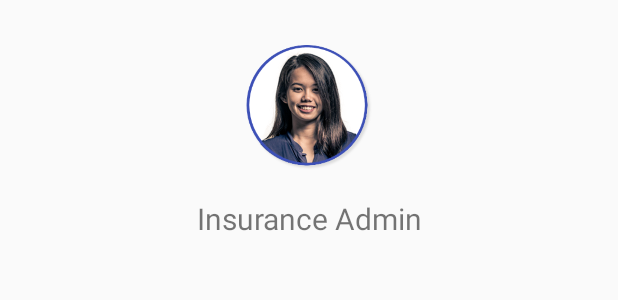
After one commit to falasenoglory/HIME, an Android app: the layout fragment_insurance_admin.xml on its own in the app's theme, with its tools: preview values and no code run, on a phone screen of 412 x 824 dp. The commit adds this screen. Shown: the top 300 px of the screen. Run offline under Robolectric (Android 15) with nearby library versions, the phone set to English and light mode, and no system bars.

Commit message:
fix errors

```diff
--- a/app/src/main/java/com/jimbofer/hime/ParseUtils/Parse_Doctor.java
+++ b/app/src/main/java/com/jimbofer/hime/ParseUtils/Parse_Doctor.java
@@ -1,10 +1,7 @@
 package com.jimbofer.hime.ParseUtils;
 
-import android.content.Intent;
 import android.util.Log;
-import android.widget.Toast;
 
-import com.jimbofer.hime.Constants;
 import com.jimbofer.hime.model.Doctor;
 import com.parse.FindCallback;
 import com.parse.ParseException;
--- a/app/src/main/java/com/jimbofer/hime/ParseUtils/Parse_Patient.java
+++ b/app/src/main/java/com/jimbofer/hime/ParseUtils/Parse_Patient.java
@@ -2,7 +2,6 @@ package com.jimbofer.hime.ParseUtils;
 
 import android.util.Log;
 
-import com.jimbofer.hime.Constants;
 import com.jimbofer.hime.model.Patient;
 import com.parse.FindCallback;
 import com.parse.ParseException;
--- a/app/src/main/java/com/jimbofer/hime/ParseUtils/Parse_Transaction.java
+++ b/app/src/main/java/com/jimbofer/hime/ParseUtils/Parse_Transaction.java
@@ -1,9 +1,7 @@
 package com.jimbofer.hime.ParseUtils;
 
 import android.util.Log;
-import android.widget.Toast;
 
-import com.jimbofer.hime.Constants;
 import com.jimbofer.hime.model.Transaction;
 import com.parse.FindCallback;
 import com.parse.ParseException;
--- a/app/src/main/java/com/jimbofer/hime/home/LoginActivity.java
+++ b/app/src/main/java/com/jimbofer/hime/home/LoginActivity.java
@@ -8,6 +8,7 @@ import android.widget.Button;
 import android.widget.EditText;
 import android.widget.Toast;
 
+import com.jimbofer.hime.DoctorActivity;
 import com.jimbofer.hime.R;
 import com.jimbofer.hime.constants.Constants;
 import com.parse.LogInCallback;
--- /dev/null
+++ b/app/src/main/res/layout/fragment_insurance_admin.xml
@@ -0,0 +1,22 @@
+<?xml version="1.0" encoding="utf-8"?>
+<LinearLayout xmlns:android="http://schemas.android.com/apk/res/android"
+    android:orientation="vertical" android:layout_width="match_parent"
+    android:layout_height="match_parent">
+
+    <ImageView
+        android:id="@+id/imgInsuranceAdmin"
+        android:layout_width="89dp"
+        android:layout_height="83dp"
+        android:foregroundGravity="center_vertical"
+        android:src="@drawable/profilelogo1"
+        android:layout_marginTop="30dp"
+        android:layout_gravity="center_horizontal" />
+
+    <TextView
+        android:layout_width="match_parent"
+        android:layout_height="65dp"
+        android:textSize="20sp"
+        android:gravity="center"
+        android:text="Insurance Admin"/>
+
+</LinearLayout>
--- a/app/src/main/res/values/strings.xml
+++ b/app/src/main/res/values/strings.xml
@@ -27,4 +27,5 @@
     <string name="name">Name:</string>
     <string name="address">Address:</string>
     <string name="birthday">Birthday:</string>
+    <string name="title_activity_insurance_admin_profile">Insurance Admin</string>
 </resources>
```
